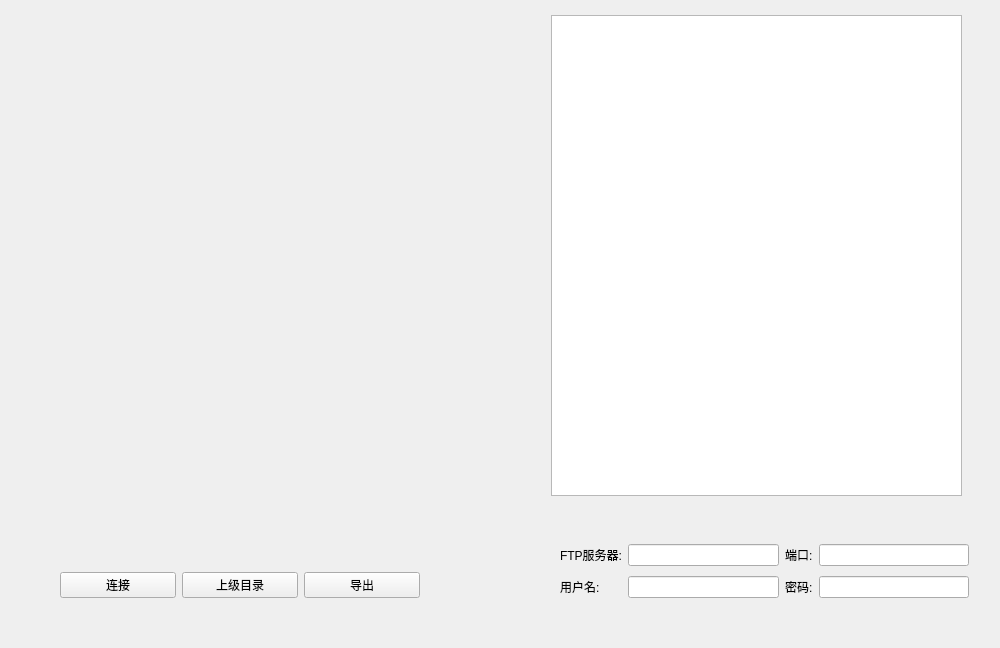
The window that qtsrc/widgets/ftpclientwindow.ui (francescoyang/androidmanager) describes before a commit, drawn with Qt 5.
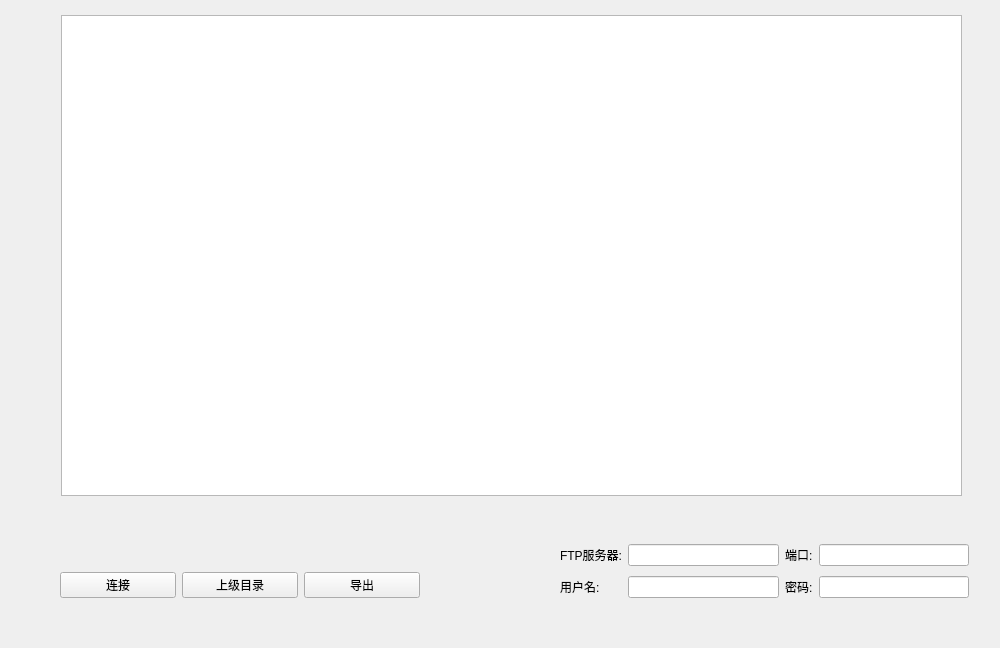
The same window after the commit.

What changed in the file:
```diff
--- a/qtsrc/widgets/ftpclientwindow.ui
+++ b/qtsrc/widgets/ftpclientwindow.ui
@@ -16,9 +16,9 @@
   <widget class="QListWidget" name="listWidget">
    <property name="geometry">
     <rect>
-     <x>551</x>
+     <x>61</x>
      <y>15</y>
-     <width>411</width>
+     <width>901</width>
      <height>481</height>
     </rect>
    </property>
```
